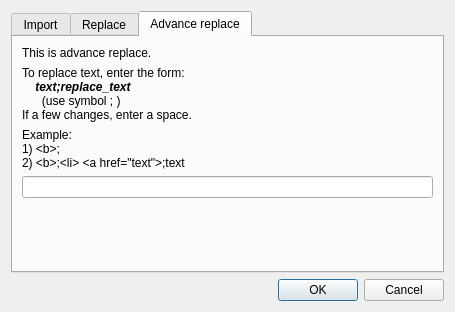
Above: src/import/importdialog/importdialog.ui from axsapronov/bQella before the change. Below: the same form after it.
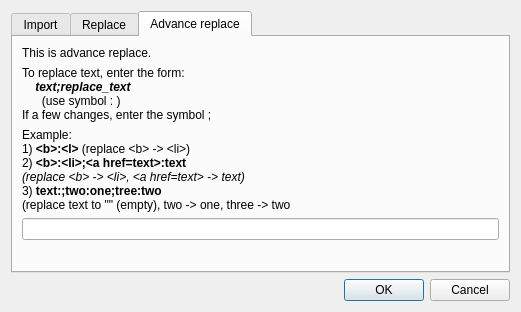
That is the form after the change. The open tabs and pages were chosen to show the change.

Patch:
```diff
--- a/src/import/importdialog/importdialog.ui
+++ b/src/import/importdialog/importdialog.ui
@@ -6,7 +6,7 @@
    <rect>
     <x>0</x>
     <y>0</y>
-    <width>455</width>
+    <width>521</width>
     <height>312</height>
    </rect>
   </property>
@@ -307,17 +307,21 @@
 &lt;/style&gt;&lt;/head&gt;&lt;body style=&quot; font-family:'Sans Serif'; font-size:9pt; font-weight:400; font-style:normal;&quot;&gt;
 &lt;p style=&quot; margin-top:0px; margin-bottom:0px; margin-left:0px; margin-right:0px; -qt-block-indent:0; text-indent:0px;&quot;&gt;To replace text, enter the form:&lt;/p&gt;
 &lt;p style=&quot; margin-top:0px; margin-bottom:0px; margin-left:0px; margin-right:0px; -qt-block-indent:0; text-indent:0px;&quot;&gt;&lt;span style=&quot; font-style:italic;&quot;&gt;    &lt;/span&gt;&lt;span style=&quot; font-weight:600; font-style:italic;&quot;&gt;text;replace_text&lt;/span&gt;&lt;/p&gt;
-&lt;p style=&quot; margin-top:0px; margin-bottom:0px; margin-left:0px; margin-right:0px; -qt-block-indent:0; text-indent:0px;&quot;&gt;      (use symbol ; )&lt;/p&gt;
-&lt;p style=&quot; margin-top:0px; margin-bottom:0px; margin-left:0px; margin-right:0px; -qt-block-indent:0; text-indent:0px;&quot;&gt;If a few changes, enter a space.&lt;/p&gt;&lt;/body&gt;&lt;/html&gt;</string>
+&lt;p style=&quot; margin-top:0px; margin-bottom:0px; margin-left:0px; margin-right:0px; -qt-block-indent:0; text-indent:0px;&quot;&gt;      (use symbol : )&lt;/p&gt;
+&lt;p style=&quot; margin-top:0px; margin-bottom:0px; margin-left:0px; margin-right:0px; -qt-block-indent:0; text-indent:0px;&quot;&gt;If a few changes, enter the symbol ; &lt;/p&gt;&lt;/body&gt;&lt;/html&gt;</string>
          </property>
         </widget>
        </item>
        <item row="2" column="0">
         <widget class="QLabel" name="label_24">
          <property name="text">
-          <string>Example:
-1) &lt;b&gt;;&lt;l&gt; 
-2) &lt;b&gt;;&lt;li&gt; &lt;a href=text&gt;;text</string>
+          <string>&lt;!DOCTYPE HTML PUBLIC &quot;-//W3C//DTD HTML 4.0//EN&quot; &quot;http://www.w3.org/TR/REC-html40/strict.dtd&quot;&gt;
+&lt;html&gt;&lt;head&gt;&lt;meta name=&quot;qrichtext&quot; content=&quot;1&quot; /&gt;&lt;style type=&quot;text/css&quot;&gt;
+p, li { white-space: pre-wrap; }
+&lt;/style&gt;&lt;/head&gt;&lt;body style=&quot; font-family:'Sans Serif'; font-size:9pt; font-weight:400; font-style:normal;&quot;&gt;
+&lt;p style=&quot; margin-top:0px; margin-bottom:0px; margin-left:0px; margin-right:0px; -qt-block-indent:0; text-indent:0px;&quot;&gt;Example:&lt;/p&gt;
+&lt;p style=&quot; margin-top:0px; margin-bottom:0px; margin-left:0px; margin-right:0px; -qt-block-indent:0; text-indent:0px;&quot;&gt;1)&lt;span style=&quot; font-weight:600;&quot;&gt; &amp;lt;b&amp;gt;:&amp;lt;l&amp;gt; &lt;/span&gt;(replace &amp;lt;b&amp;gt; -&amp;gt; &amp;lt;li&amp;gt;)&lt;/p&gt;
+&lt;p style=&quot; margin-top:0px; margin-bottom:0px; margin-left:0px; margin-right:0px; -qt-block-indent:0; text-indent:0px;&quot;&gt;2) &lt;span style=&quot; font-weight:600;&quot;&gt;&amp;lt;b&amp;gt;:&amp;lt;li&amp;gt;;&amp;lt;a href=text&amp;gt;:text  &lt;/span&gt;&lt;br /&gt;&lt;span style=&quot; font-style:italic;&quot;&gt;(replace &amp;lt;b&amp;gt; -&amp;gt; &amp;lt;li&amp;gt;, &amp;lt;a href=text&amp;gt; -&amp;gt; text)&lt;/span&gt;&lt;br /&gt;3)&lt;span style=&quot; font-weight:600;&quot;&gt; text:;two:one;tree:two&lt;br /&gt;&lt;/span&gt;(replace text to &amp;quot;&amp;quot; (empty), two -&amp;gt; one, three -&amp;gt; two&lt;/p&gt;&lt;/body&gt;&lt;/html&gt;</string>
          </property>
         </widget>
        </item>
```
